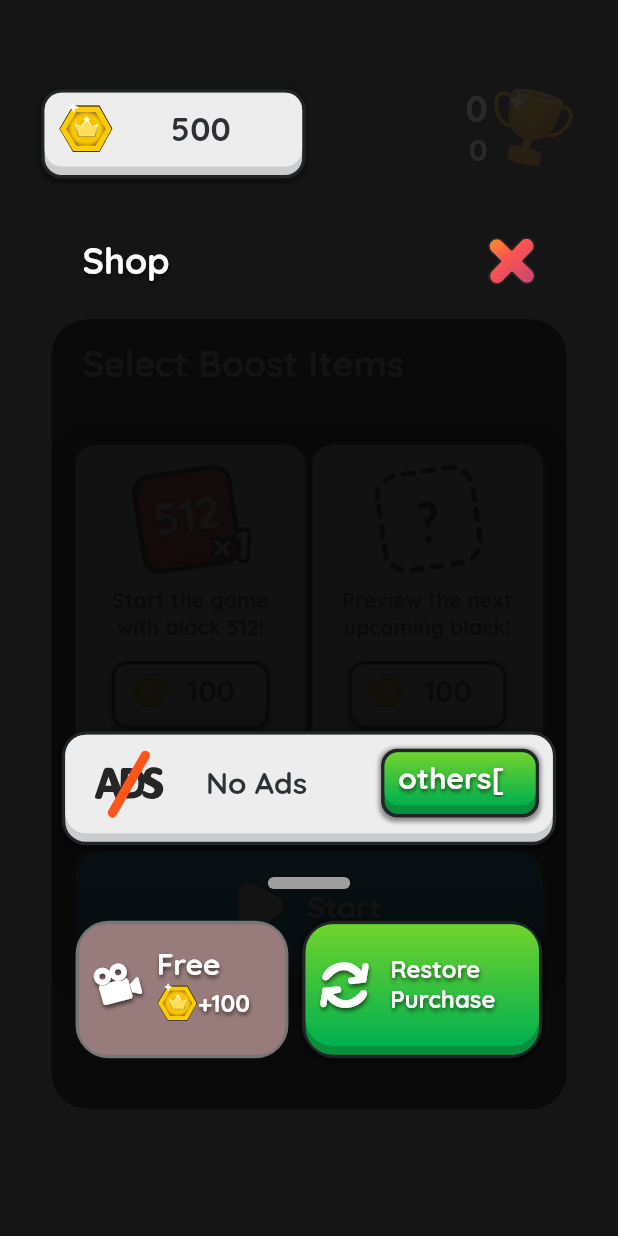
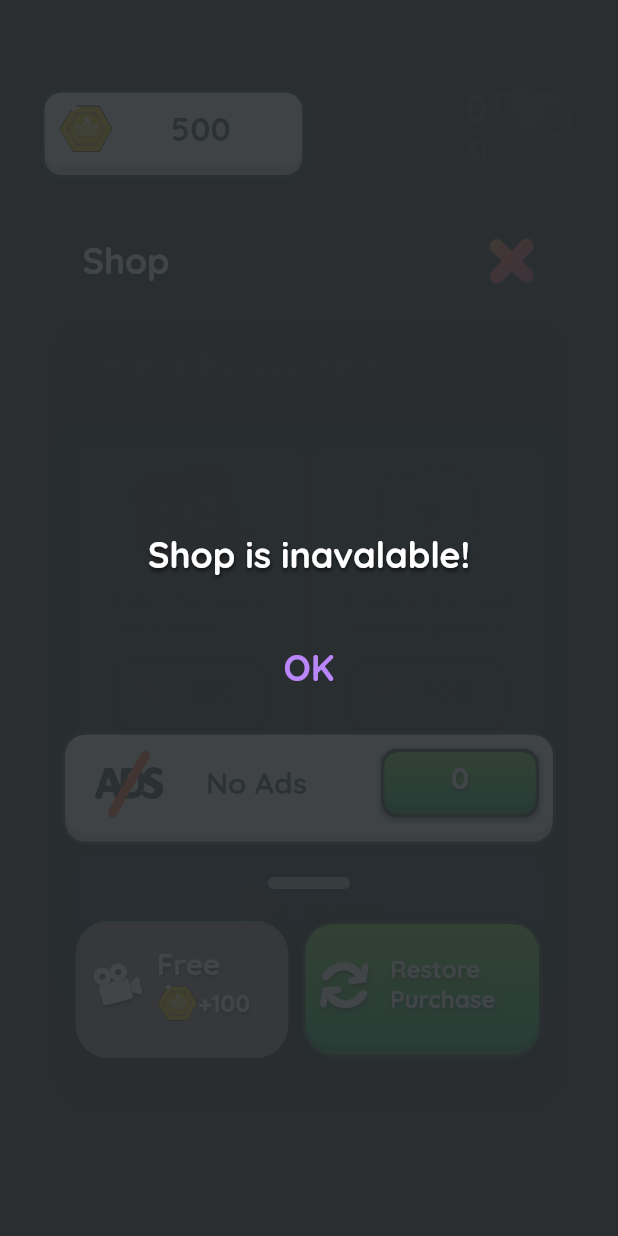
Before and after one commit to manjav/shooddice, a Flutter app: the screen it shows after launch, after a tap on "500", on a phone screen of 412 x 824 dp. Run offline on Flutter 3.47's test engine with Material 2 defaults, Android fonts, the phone set to English and light mode, and no system bars; our stand-ins replace firebase_analytics, firebase_core, flutter_local_notifications, flutter_svg, in_app_purchase, rive and 2 more; missing offline and left inert: appsflyer_sdk, flame, flame_svg, in_app_purchase_android, soundpool, unity_ads_plugin; accounts and stored records are empty; statements that could not run were skipped.

Commit message:
Add message overlay for shop

```diff
--- a/numbers/lib/overlays/shop.dart
+++ b/numbers/lib/overlays/shop.dart
@@ -19,6 +19,7 @@ class ShopOverlay extends StatefulWidget {
 }
 
 class _ShopOverlayState extends State<ShopOverlay> {
+  String _message = "Please Wait...";
   List<ProductDetails> coins = [];
   List<ProductDetails> others = [];
 
@@ -30,7 +31,10 @@ class _ShopOverlayState extends State<ShopOverlay> {
 
   Future<void> _initShop() async {
     var available = await InAppPurchase.instance.isAvailable();
-    if (!available) return;
+    if (!available) {
+      setState(() => _message = "Shop is inavalable!");
+      return;
+    }
 
     Set<String> skus = {"noAds"};
     for (var i = 0; i < 6; i++) skus.add("coin_$i");
@@ -46,12 +50,13 @@ class _ShopOverlayState extends State<ShopOverlay> {
       else
         others.add(product);
     }
-    setState(() {});
+    setState(() => _message = "");
   }
   @override
   Widget build(BuildContext context) {
     var theme = Theme.of(context);
-    return Overlays.basic(context,
+    return Stack(children: [
+      Overlays.basic(context,
         title: "Shop",
         scoreButton: SizedBox(),
         coinButton: Components.coins(context, clickable: false),
@@ -73,14 +78,15 @@ class _ShopOverlayState extends State<ShopOverlay> {
             Container(
                 height: 76,
                 padding: EdgeInsets.fromLTRB(10.d, 6.d, 10.d, 12.d),
-                decoration:
-                    CustomDecoration(Themes.swatch[TColors.white]!, 12.d, true),
+                  decoration: CustomDecoration(
+                      Themes.swatch[TColors.white]!, 12.d, true),
                 child: Row(children: [
                   SizedBox(width: 8.d),
                   SVG.show("noads", 48),
                   SizedBox(width: 24.d),
                   Expanded(
-                      child: Text("No Ads", style: theme.textTheme.bodyText2)),
+                        child:
+                            Text("No Ads", style: theme.textTheme.bodyText2)),
                   SizedBox(
                       width: 92.d,
                       height: 40.d,
@@ -88,9 +94,10 @@ class _ShopOverlayState extends State<ShopOverlay> {
                         cornerRadius: 8.d,
                         colors: Themes.swatch[TColors.green],
                         content: Center(
-                            child: Text("${'others[0].price'}",
+                              child: Text(
+                                  "${others.length > 0 ? others[0].price : 0}",
                                 style: theme.textTheme.headline5)),
-                        onTap: () {},
+                          onTap: () => _onShopItemTap(others[0]),
                       )),
                   SizedBox(height: 4.d)
                 ])),
@@ -154,7 +161,31 @@ class _ShopOverlayState extends State<ShopOverlay> {
                   ],
                 ))
           ],
-        ));
+          )),
+      _overlay(theme)
+    ]);
+  }
+
+  _overlay(ThemeData theme) {
+    if (_message == "") return SizedBox();
+    return Container(
+        color: Themes.swatch[TColors.black]![0].withAlpha(230),
+        alignment: Alignment.center,
+        padding: EdgeInsets.all(16.d),
+        child: Column(mainAxisAlignment: MainAxisAlignment.center, children: [
+          Text(_message, style: theme.textTheme.headline4),
+          SizedBox(height: 32.d),
+          _message == "Please Wait..."
+              ? CircularProgressIndicator()
+              : TextButton(
+                  onPressed: () {
+                    if (_message == "Shop is inavalable!")
+                      Navigator.of(context).pop();
+                    else
+                      setState(() => _message = "");
+                  },
+                  child: Text("OK"))
+        ]));
   }
 
   Widget _itemBuilder(ThemeData theme, ProductDetails product) {
@@ -186,6 +217,7 @@ class _ShopOverlayState extends State<ShopOverlay> {
   }
 
   _onShopItemTap(ProductDetails product) {
+    setState(() => _message = "Please Wait...");
     var purchaseParam = PurchaseParam(productDetails: product);
     if (product.isConsumable) {
       InAppPurchase.instance.buyConsumable(purchaseParam: purchaseParam);
```
